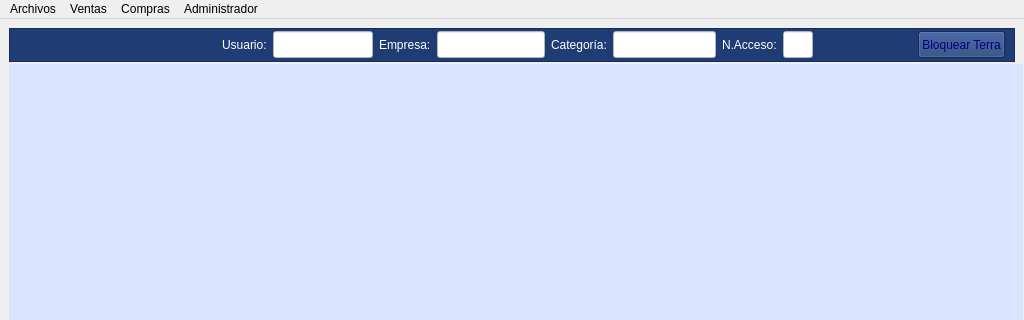
The window that mainwindow.ui (arcnexus/RedFoX) describes before a commit, drawn with Qt 5; both pictures show x 0 to 1024 and y 0 to 320 of the 1024 by 735 pixel window.
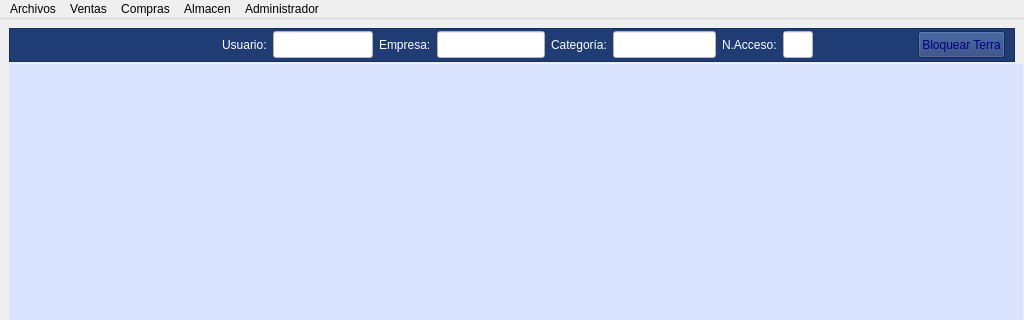
The same window after the commit. Icons and pictures are not drawn.

Diff of the .ui file:
```diff
--- a/mainwindow.ui
+++ b/mainwindow.ui
@@ -784,9 +784,19 @@
      <string>Administrador</string>
     </property>
    </widget>
+   <widget class="QMenu" name="menuAlmacen">
+    <property name="title">
+     <string>Almacen</string>
+    </property>
+    <addaction name="btnArt_culos"/>
+    <addaction name="actionGestion_de_Secciones"/>
+    <addaction name="actionGestion_de_Familias"/>
+    <addaction name="actionGestion_de_subfamilias"/>
+   </widget>
    <addaction name="menuArchivos"/>
    <addaction name="menuVentas"/>
    <addaction name="menuCompras"/>
+   <addaction name="menuAlmacen"/>
    <addaction name="menuAdministrador"/>
   </widget>
   <action name="btnClientes">
```
Left out of the diff: 16 changed lines with no effect on the pictures.
